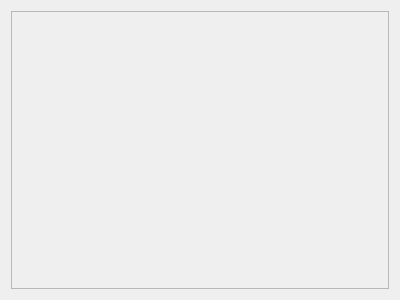
This is WallpaperManager/all_other_background.ui in TanguyHardelin/WallpaperManager as Qt 5 draws it before an edit. The edited form follows.
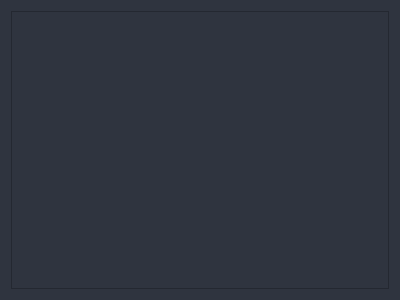
This is the edited form.

Patch:
```diff
--- a/WallpaperManager/all_other_background.ui
+++ b/WallpaperManager/all_other_background.ui
@@ -13,9 +13,16 @@
   <property name="windowTitle">
    <string>Autres fond d'écrans disponibles</string>
   </property>
+  <property name="styleSheet">
+   <string notr="true">background-color: #2f343f;</string>
+  </property>
   <layout class="QGridLayout" name="gridLayout_2">
    <item row="0" column="0">
     <widget class="QScrollArea" name="other_background_scroll_area">
+     <property name="styleSheet">
+      <string notr="true">
+</string>
+     </property>
      <property name="widgetResizable">
       <bool>true</bool>
      </property>
```
